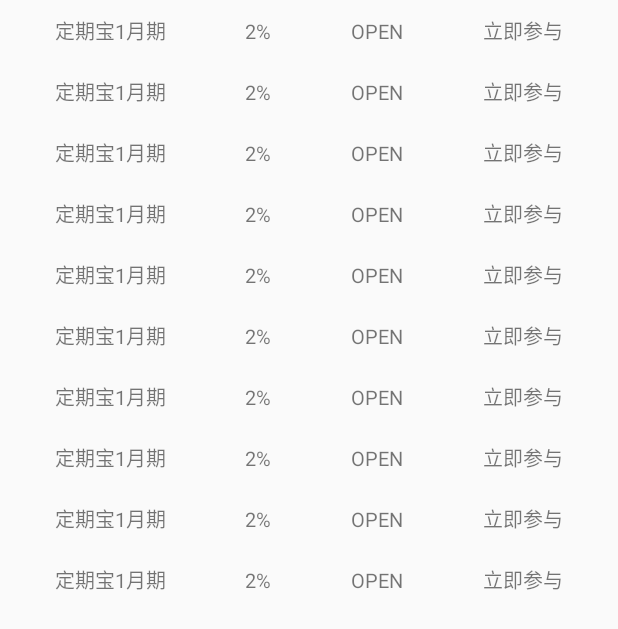
After one commit to btbDriver/PublicFinance, an Android app: the fragment FinanceListFragment shown on its own in the app's theme, on a phone screen of 412 x 824 dp. The commit adds this screen. Shown: the top 629 px of the screen. Run offline under Robolectric (Android 15) with nearby library versions, the phone set to English and light mode, and no system bars; libraries missing offline, so code that uses them is left out: com.hwangjr.rxbus, me.yokeyword.fragmentation.

Commit message:
添加投资理财UI

```diff
--- a/app/build.gradle
+++ b/app/build.gradle
@@ -26,6 +26,8 @@ dependencies {
         exclude group: 'com.android.support', module: 'support-annotations'
     })
     compile 'com.android.support:appcompat-v7:25.3.1'
+    compile 'com.android.support:support-v4:25.3.1'
+    compile 'com.android.support:design:25.3.1'
     testCompile 'junit:junit:4.12'
     compile 'com.android.support.constraint:constraint-layout:1.0.2'
     compile "org.jetbrains.kotlin:kotlin-stdlib-jre7:$kotlin_version"
@@ -34,7 +36,6 @@ dependencies {
     compile "org.jetbrains.anko:anko-appcompat-v7:0.9"
     compile 'me.yokeyword:fragmentation:1.1.3'
     compile 'me.yokeyword:fragmentation-swipeback:1.1.3'
-    compile 'com.android.support:support-v4:25.3.1'
     compile 'com.hwangjr.rxbus:rxbus:1.0.5'
     compile "com.github.bumptech.glide:glide:3.7.0"
     compile 'com.jude:rollviewpager:1.4.6'
--- /dev/null
+++ b/app/src/main/java/finance/drive/com/publicfinance/FinanceListFragment.kt
@@ -0,0 +1,49 @@
+package finance.drive.com.publicfinance
+
+import android.os.Bundle
+import android.support.v7.widget.LinearLayoutManager
+import android.support.v7.widget.RecyclerView
+import android.view.LayoutInflater
+import android.view.View
+import android.view.ViewGroup
+import android.widget.LinearLayout
+import finance.drive.com.publicfinance.base.BaseFragment
+
+class FinanceListFragment : BaseFragment() {
+
+    val recyclerView by lazy {
+        view?.findViewById(R.id.recyclerView) as RecyclerView
+    }
+
+    override fun onCreateView(inflater: LayoutInflater?, container: ViewGroup?,
+                              savedInstanceState: Bundle?): View? {
+        return inflater!!.inflate(R.layout.fragment_finance_list, container, false)
+    }
+
+    override fun onViewCreated(view: View?, savedInstanceState: Bundle?) {
+        super.onViewCreated(view, savedInstanceState)
+        recyclerView.layoutManager = LinearLayoutManager(context)
+        recyclerView.adapter = FinanceListAdapter()
+    }
+}
+
+class FinanceListAdapter: RecyclerView.Adapter<RecyclerView.ViewHolder>() {
+    override fun onCreateViewHolder(parent: ViewGroup?, viewType: Int): RecyclerView.ViewHolder {
+        val rootView = LayoutInflater.from(parent!!.context).inflate(R.layout.fragment_finance_item, null, false)
+        rootView.layoutParams = LinearLayout.LayoutParams(LinearLayout.LayoutParams.MATCH_PARENT, LinearLayout.LayoutParams.WRAP_CONTENT)
+        return FinanceListViewHolder(rootView)
+    }
+
+    override fun onBindViewHolder(holder: RecyclerView.ViewHolder?, position: Int) {
+    }
+
+    override fun getItemCount(): Int {
+        return 10
+    }
+}
+
+class FinanceListViewHolder(itemView: View): RecyclerView.ViewHolder(itemView)
+
+fun createFinanceListFragment(title: String): FinanceListFragment {
+    return FinanceListFragment()
+}
--- a/app/src/main/java/finance/drive/com/publicfinance/MainFragment.kt
+++ b/app/src/main/java/finance/drive/com/publicfinance/MainFragment.kt
@@ -6,7 +6,6 @@ import android.view.View
 import android.view.ViewGroup
 import android.widget.ImageView
 import finance.drive.com.publicfinance.base.BaseFragment
-import android.widget.ImageView.ScaleType
 import com.jude.rollviewpager.RollPagerView
 import com.jude.rollviewpager.adapter.LoopPagerAdapter
 
@@ -35,8 +34,8 @@ internal class TestLoopAdapter(viewPager: RollPagerView) : LoopPagerAdapter(view
     override fun getView(container: ViewGroup, position: Int): View {
         val view = ImageView(container.context)
         view.setImageResource(imgs[position])
-        view.setScaleType(ImageView.ScaleType.CENTER_CROP)
-        view.setLayoutParams(ViewGroup.LayoutParams(ViewGroup.LayoutParams.MATCH_PARENT, ViewGroup.LayoutParams.MATCH_PARENT))
+        view.scaleType = ImageView.ScaleType.CENTER_CROP
+        view.layoutParams = ViewGroup.LayoutParams(ViewGroup.LayoutParams.MATCH_PARENT, ViewGroup.LayoutParams.MATCH_PARENT)
         return view
     }
 
--- /dev/null
+++ b/app/src/main/res/layout/fragment_finance_item.xml
@@ -0,0 +1,45 @@
+<LinearLayout xmlns:android="http://schemas.android.com/apk/res/android"
+    xmlns:tools="http://schemas.android.com/tools"
+    android:layout_width="match_parent"
+    android:layout_height="match_parent"
+    android:padding="10dp"
+    android:orientation="horizontal"
+    >
+
+    <TextView
+        android:layout_width="wrap_content"
+        android:layout_height="wrap_content"
+        android:layout_weight="1"
+        android:text="定期宝1月期"
+        android:textSize="13sp"
+        android:gravity="center"
+        />
+
+    <TextView
+        android:layout_width="wrap_content"
+        android:layout_height="wrap_content"
+        android:layout_weight="1"
+        android:text="2%"
+        android:textSize="13sp"
+        android:gravity="center"
+        />
+
+    <TextView
+        android:layout_width="wrap_content"
+        android:layout_height="wrap_content"
+        android:layout_weight="1"
+        android:text="OPEN"
+        android:textSize="13sp"
+        android:gravity="center"
+        />
+
+    <TextView
+        android:layout_width="wrap_content"
+        android:layout_height="wrap_content"
+        android:layout_weight="1"
+        android:text="立即参与"
+        android:textSize="13sp"
+        android:gravity="center"
+        />
+
+</LinearLayout>
--- /dev/null
+++ b/app/src/main/res/layout/fragment_finance_list.xml
@@ -0,0 +1,16 @@
+<FrameLayout xmlns:android="http://schemas.android.com/apk/res/android"
+    xmlns:tools="http://schemas.android.com/tools"
+    android:layout_width="match_parent"
+    android:layout_height="match_parent"
+    tools:context="finance.drive.com.publicfinance.FinanceListFragment">
+
+    <android.support.v7.widget.RecyclerView
+        android:id="@+id/recyclerView"
+        android:layout_width="match_parent"
+        android:layout_height="match_parent"
+        android:fitsSystemWindows="true"
+        android:overScrollMode="never"
+        >
+    </android.support.v7.widget.RecyclerView>
+
+</FrameLayout>
--- a/app/src/main/res/values/styles.xml
+++ b/app/src/main/res/values/styles.xml
@@ -8,4 +8,9 @@
         <item name="colorAccent">@color/colorAccent</item>
     </style>
 
+    <style name="tabLayoutTextSize" parent="TextAppearance.AppCompat.Widget.ActionBar.Title.Inverse">
+        <item name="android:textSize">15sp</item>
+        <item name="android:textAllCaps">false</item>
+    </style>
+
 </resources>
```
Also changed, not shown: app/src/main/java/finance/drive/com/publicfinance/FinanceFragment.kt (+28 -0 lines), app/src/main/res/layout/fragment_finance.xml (+23 -7 lines).
